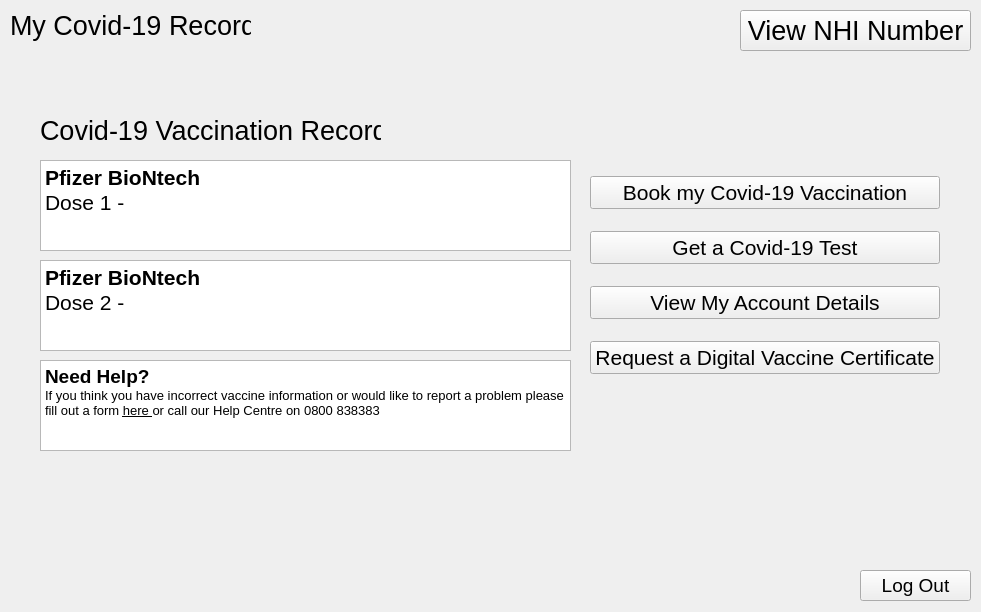
The window that L_A_B_Final_Project/mainpage.ui (SourPanda13/106-Group-Assignment) describes before a commit, drawn with Qt 5.
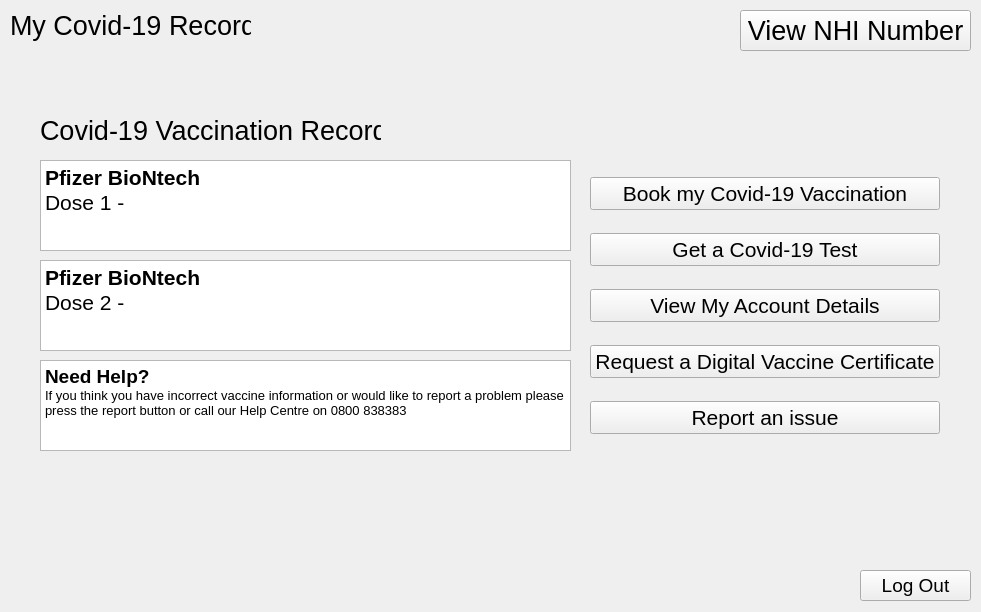
The same window after the commit.

Commit message: Working reports and other smaller changes

```diff
--- a/L_A_B_Final_Project/mainpage.ui
+++ b/L_A_B_Final_Project/mainpage.ui
@@ -112,7 +112,7 @@
 p, li { white-space: pre-wrap; }
 &lt;/style&gt;&lt;/head&gt;&lt;body style=&quot; font-family:'MS Shell Dlg 2'; font-size:8.25pt; font-weight:400; font-style:normal;&quot;&gt;
 &lt;p style=&quot; margin-top:0px; margin-bottom:0px; margin-left:0px; margin-right:0px; -qt-block-indent:0; text-indent:0px;&quot;&gt;&lt;span style=&quot; font-size:14pt; font-weight:600;&quot;&gt;Need Help?&lt;/span&gt;&lt;/p&gt;
-&lt;p style=&quot; margin-top:0px; margin-bottom:0px; margin-left:0px; margin-right:0px; -qt-block-indent:0; text-indent:0px;&quot;&gt;&lt;a name=&quot;docs-internal-guid-6b0cc7e9-7fff-2bb7-b5ce-cff9e8ae04b8&quot;&gt;&lt;/a&gt;&lt;span style=&quot; font-family:'Arial'; font-size:10pt; color:#000000; background-color:transparent;&quot;&gt;I&lt;/span&gt;&lt;span style=&quot; font-family:'Arial'; font-size:10pt; color:#000000; background-color:transparent;&quot;&gt;f you think you have incorrect vaccine information or would like to report a problem please fill out a form &lt;/span&gt;&lt;span style=&quot; font-family:'Arial'; font-size:10pt; text-decoration: underline; color:#000000; background-color:transparent;&quot;&gt;here &lt;/span&gt;&lt;span style=&quot; font-family:'Arial'; font-size:10pt; color:#000000; background-color:transparent;&quot;&gt;or call our Help Centre on 0800 838383&lt;/span&gt;&lt;/p&gt;
+&lt;p style=&quot; margin-top:0px; margin-bottom:0px; margin-left:0px; margin-right:0px; -qt-block-indent:0; text-indent:0px;&quot;&gt;&lt;a name=&quot;docs-internal-guid-6b0cc7e9-7fff-2bb7-b5ce-cff9e8ae04b8&quot;&gt;&lt;/a&gt;&lt;span style=&quot; font-family:'Arial'; font-size:10pt; color:#000000; background-color:transparent;&quot;&gt;I&lt;/span&gt;&lt;span style=&quot; font-family:'Arial'; font-size:10pt; color:#000000; background-color:transparent;&quot;&gt;f you think you have incorrect vaccine information or would like to report a problem please press the report button or call our Help Centre on 0800 838383&lt;/span&gt;&lt;/p&gt;
 &lt;p style=&quot; margin-top:0px; margin-bottom:0px; margin-left:0px; margin-right:0px; -qt-block-indent:0; text-indent:0px;&quot;&gt;&lt;span style=&quot; font-size:8pt;&quot;&gt;&lt;br /&gt;&lt;/span&gt;&lt;/p&gt;&lt;/body&gt;&lt;/html&gt;</string>
    </property>
   </widget>
@@ -122,7 +122,7 @@
      <x>590</x>
      <y>160</y>
      <width>350</width>
-     <height>231</height>
+     <height>291</height>
     </rect>
    </property>
    <layout class="QVBoxLayout" name="verticalLayout">
@@ -174,6 +174,18 @@
       </property>
      </widget>
     </item>
+    <item>
+     <widget class="QPushButton" name="RequestDigitalVaccineCertificate_2">
+      <property name="font">
+       <font>
+        <pointsize>16</pointsize>
+       </font>
+      </property>
+      <property name="text">
+       <string>Report an issue</string>
+      </property>
+     </widget>
+    </item>
    </layout>
   </widget>
   <widget class="QLabel" name="Dose1Confirmation">
```
The commit also changes 16 other files.
